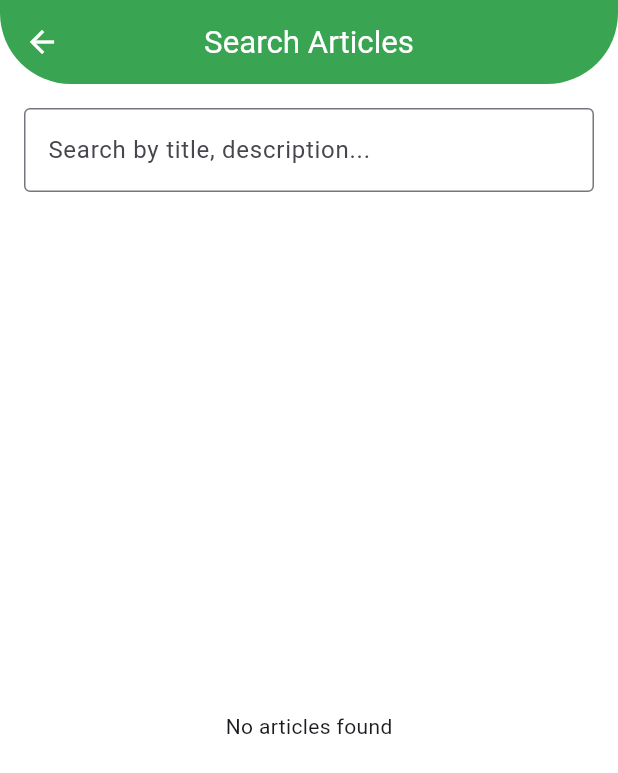
After one commit to ziad-soliman166/news_app, a Flutter app: the screen it shows after launch, scrolled down 128 dp, after a tap on the "search" icon, on a phone screen of 412 x 824 dp. The commit adds this screen. Shown: the top 773 px of the screen. Run offline on Flutter 3.47's test engine with Material 3 defaults, Android fonts, the phone set to English and light mode, and no system bars; our stand-ins replace cached_network_image, flutter_screenutil, google_fonts; Roboto replaces fonts that are missing (Exo).

Commit message:
+search_tab +finish news app

```diff
--- a/lib/data/api/api_manager/api_manager.dart
+++ b/lib/data/api/api_manager/api_manager.dart
@@ -2,6 +2,7 @@ import 'dart:convert';
 
 import 'package:http/http.dart' as http;
 
+import '../model/article_response/article.dart';
 import '../model/article_response/articles_response.dart';
 import '../model/sources_response/source_response.dart';
 
@@ -9,6 +10,7 @@ class ApiManager {
   static const String baseUrl = "newsapi.org";
   static const String apiKey = "74a5f0867972405cb238f9e207c2852f";
 
+  // Existing getArticles method
   static Future<ArticleResponse> getArticles(String sourceId) async {
     Uri url = Uri.https(baseUrl, '/v2/top-headlines', {
       'apiKey': apiKey,
@@ -26,6 +28,7 @@ class ApiManager {
     }
   }
 
+  // Existing getSources method
   static Future<SourceResponse> getSources(String categoryId) async {
     Uri url = Uri.https(baseUrl, '/v2/sources', {
       'apiKey': apiKey,
@@ -42,4 +45,25 @@ class ApiManager {
           'Failed to load sources. Status code: ${response.statusCode}, Body: ${response.body}');
     }
   }
+
+  // New searchArticles method
+  static Future<List<Article>> searchArticles(String query) async {
+    Uri url = Uri.https(baseUrl, '/v2/everything', {
+      'apiKey': apiKey,
+      'q': query, // Search term
+    });
+
+    var response = await http.get(url);
+
+    if (response.statusCode == 200) {
+      var json = jsonDecode(response.body);
+      ArticleResponse articleResponse = ArticleResponse.fromJson(json);
+
+      // Return articles, or an empty list if no articles are found
+      return articleResponse.articles ?? [];
+    } else {
+      throw Exception(
+          'Failed to load articles. Status code: ${response.statusCode}, Body: ${response.body}');
+    }
+  }
 }
--- a/lib/presentation/screens/home/home.dart
+++ b/lib/presentation/screens/home/home.dart
@@ -1,4 +1,5 @@
 import 'package:flutter/material.dart';
+import 'package:news_app_primary/presentation/screens/home/tabs/article_list_widget/search_screen.dart';
 import 'package:news_app_primary/presentation/screens/home/tabs/categories/categories.dart';
 import 'package:news_app_primary/presentation/screens/home/tabs/categories/category_details/category_details.dart';
 import 'package:news_app_primary/presentation/screens/home/tabs/settings/settings.dart';
@@ -18,7 +19,6 @@ class Home extends StatefulWidget {
 class _HomeState extends State<Home> {
   @override
   void initState() {
-    // TODO: implement initState
     super.initState();
     selectedWidget = Categories(onCategoryClicked: onCategoryClicked);
   }
@@ -34,11 +34,26 @@ class _HomeState extends State<Home> {
       child: Scaffold(
         appBar: AppBar(
           title: const Text('News App'),
+          actions: [
+            IconButton(
+              onPressed: () {
+                Navigator.push(
+                  context,
+                  MaterialPageRoute(
+                    builder: (context) =>
+                        const SearchScreen(), // Navigate to SearchScreen
+                  ),
+                );
+              },
+              icon: const Icon(Icons.search),
+            ),
+          ],
         ),
         drawer: HomeDrawer(
           onMenuItemClicked: onDrawerItemClick,
         ),
-          body: selectedWidget),
+        body: selectedWidget,
+      ),
     );
   }
 
--- /dev/null
+++ b/lib/presentation/screens/home/tabs/article_list_widget/search_screen.dart
@@ -0,0 +1,70 @@
+import 'package:flutter/material.dart';
+import 'package:news_app_primary/core/colors_manager.dart';
+import 'package:news_app_primary/data/api/api_manager/api_manager.dart';
+import 'package:news_app_primary/data/api/model/article_response/article.dart';
+
+import 'article_item_widget.dart';
+
+class SearchScreen extends StatefulWidget {
+  const SearchScreen({super.key});
+
+  @override
+  _SearchScreenState createState() => _SearchScreenState();
+}
+
+class _SearchScreenState extends State<SearchScreen> {
+  final TextEditingController _searchController = TextEditingController();
+  List<Article> _searchResults = [];
+
+  // This function performs the search
+  void _searchArticles(String query) async {
+    if (query.isEmpty) {
+      setState(() {
+        _searchResults = [];
+      });
+      return;
+    }
+
+    // Replace this with the appropriate API method to search articles
+    List<Article> articles = await ApiManager.searchArticles(query);
+
+    setState(() {
+      _searchResults = articles;
+    });
+  }
+
+  @override
+  Widget build(BuildContext context) {
+    return Scaffold(
+      backgroundColor: ColorsManager.white,
+      appBar: AppBar(
+        title: const Text('Search Articles'),
+      ),
+      body: Column(
+        children: [
+          Padding(
+            padding: const EdgeInsets.all(16.0),
+            child: TextField(
+              controller: _searchController,
+              decoration: const InputDecoration(
+                labelText: 'Search by title, description...',
+                border: OutlineInputBorder(),
+              ),
+              onChanged: _searchArticles,
+            ),
+          ),
+          Expanded(
+            child: _searchResults.isEmpty
+                ? const Center(child: Text('No articles found'))
+                : ListView.builder(
+                    itemCount: _searchResults.length,
+                    itemBuilder: (context, index) {
+                      return ArticleItemWidget(article: _searchResults[index]);
+                    },
+                  ),
+          ),
+        ],
+      ),
+    );
+  }
+}
--- a/pubspec.yaml
+++ b/pubspec.yaml
@@ -39,6 +39,7 @@ dependencies:
   google_fonts: ^6.2.1
   cached_network_image: ^3.4.1
   url_launcher: ^6.3.1
+  search_page: ^2.3.0
 
 dev_dependencies:
   flutter_test:
```
Also changed, not shown: pubspec.lock. Lines whose indentation alone changed are shown as unchanged.
